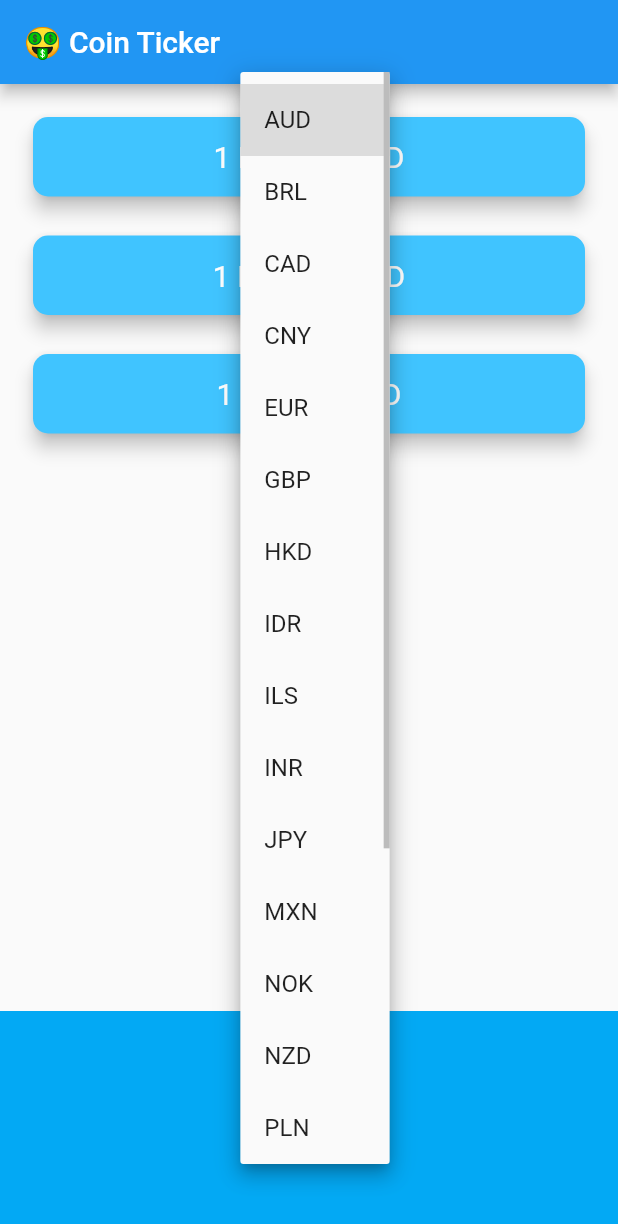
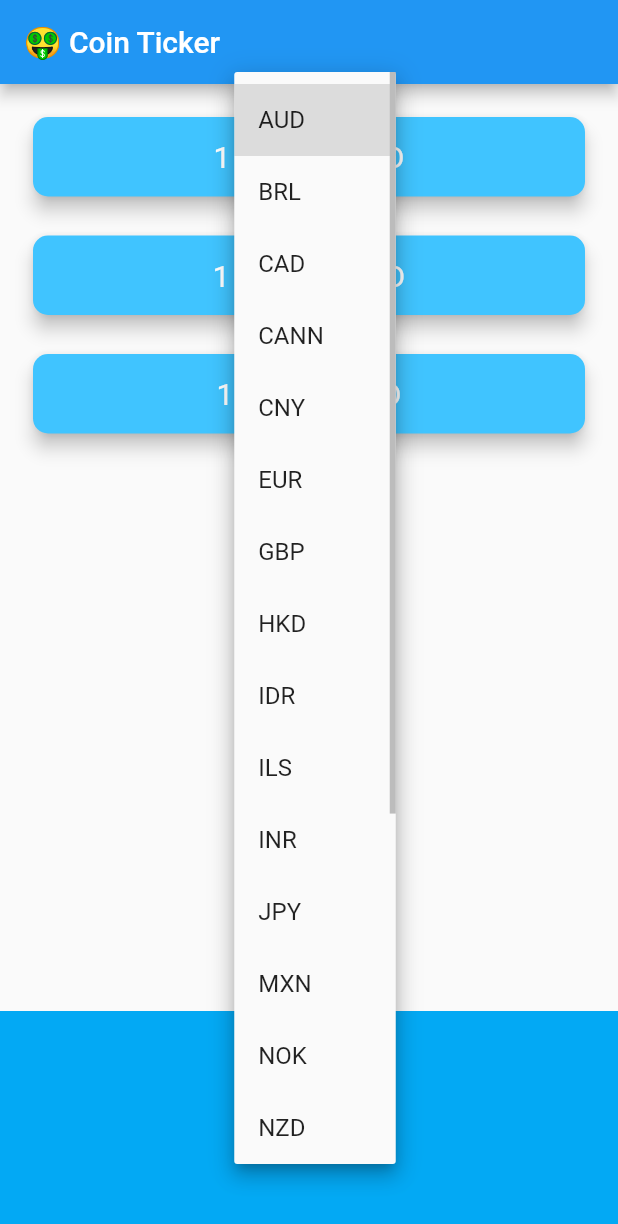
Before and after one commit to Omars-dev/Cryp-Con-FLutter, a Flutter app: the screen it shows after launch, after a tap on "AUD", on a phone screen of 412 x 824 dp. Shown: the top 1224 px of the screen. Run offline on Flutter 3.47's test engine with Material 2 defaults, Android fonts, the phone set to English and light mode, and no system bars.

Commit message:
update 5 sep

```diff
--- a/lib/coin_data.dart
+++ b/lib/coin_data.dart
@@ -5,6 +5,7 @@ const List<String> currenciesList = [
   'AUD',
   'BRL',
   'CAD',
+  'CANN',
   'CNY',
   'EUR',
   'GBP',
```
